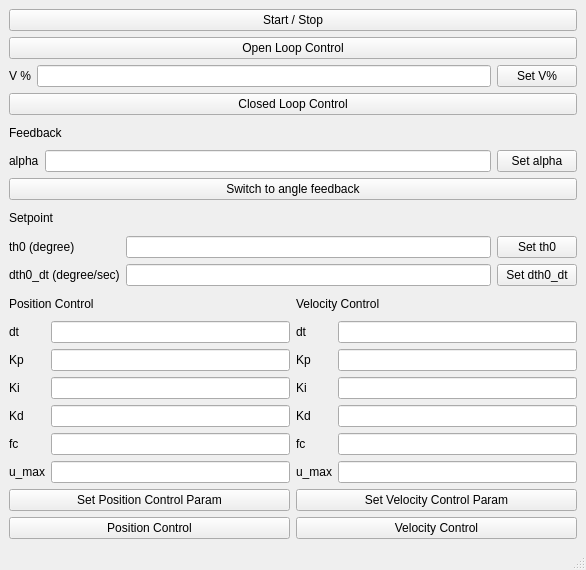
abhinayh56/Motor-control, file py_interface/gui/py_gui.ui: the form before one commit.
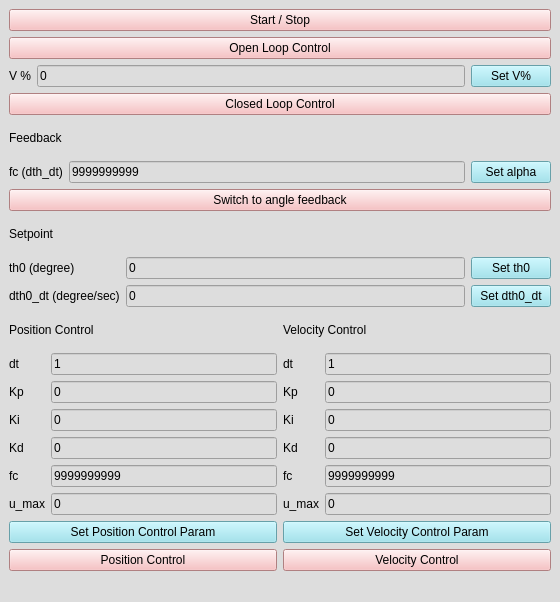
The form after the commit. Icons and pictures are not drawn.

What changed in the file:
```diff
--- a/py_interface/gui/py_gui.ui
+++ b/py_interface/gui/py_gui.ui
@@ -6,12 +6,26 @@
    <rect>
     <x>0</x>
     <y>0</y>
-    <width>586</width>
-    <height>570</height>
+    <width>560</width>
+    <height>602</height>
    </rect>
   </property>
+  <property name="sizePolicy">
+   <sizepolicy hsizetype="Preferred" vsizetype="Preferred">
+    <horstretch>0</horstretch>
+    <verstretch>0</verstretch>
+   </sizepolicy>
+  </property>
   <property name="windowTitle">
-   <string>MainWindow</string>
+   <string>Motor Control GUI</string>
+  </property>
+  <property name="windowIcon">
+   <iconset>
+    <normaloff>icon.png</normaloff>icon.png</iconset>
+  </property>
+  <property name="styleSheet">
+   <string notr="true">background-color: rgb(236, 236, 236);
+background-color: rgb(221, 221, 221);</string>
   </property>
   <widget class="QWidget" name="centralwidget">
    <layout class="QGridLayout" name="gridLayout_8">
@@ -19,6 +33,9 @@
      <layout class="QGridLayout" name="gridLayout_7">
       <item row="0" column="0">
        <widget class="QPushButton" name="push_button_start_stop">
+        <property name="styleSheet">
+         <string notr="true">background-color: rgb(247, 179, 181);</string>
+        </property>
         <property name="text">
          <string>Start / Stop</string>
         </property>
@@ -26,6 +43,9 @@
       </item>
       <item row="1" column="0">
        <widget class="QPushButton" name="push_button_open_loop">
+        <property name="styleSheet">
+         <string notr="true">background-color: rgb(247, 179, 181);</string>
+        </property>
         <property name="text">
          <string>Open Loop Control</string>
         </property>
@@ -41,10 +61,17 @@
          </widget>
         </item>
         <item row="0" column="1">
-         <widget class="QLineEdit" name="line_edit_v_percent"/>
+         <widget class="QLineEdit" name="line_edit_v_percent">
+          <property name="text">
+           <string>0</string>
+          </property>
+         </widget>
         </item>
         <item row="0" column="2">
          <widget class="QPushButton" name="push_button_set_v_percent">
+          <property name="styleSheet">
+           <string notr="true">background-color: rgb(144, 224, 237);</string>
+          </property>
           <property name="text">
            <string>Set V%</string>
           </property>
@@ -54,6 +81,9 @@
       </item>
       <item row="3" column="0">
        <widget class="QPushButton" name="push_button_closed_loop">
+        <property name="styleSheet">
+         <string notr="true">background-color: rgb(247, 179, 181);</string>
+        </property>
         <property name="text">
          <string>Closed Loop Control</string>
         </property>
@@ -71,15 +101,22 @@
         <item row="0" column="0">
          <widget class="QLabel" name="label_3">
           <property name="text">
-           <string>alpha</string>
+           <string>fc (dth_dt)</string>
           </property>
          </widget>
         </item>
         <item row="0" column="1">
-         <widget class="QLineEdit" name="line_edit_alpha"/>
+         <widget class="QLineEdit" name="line_edit_alpha">
+          <property name="text">
+           <string>9999999999</string>
+          </property>
+         </widget>
         </item>
         <item row="0" column="2">
          <widget class="QPushButton" name="push_button_set_alpha">
+          <property name="styleSheet">
+           <string notr="true">background-color: rgb(144, 224, 237);</string>
+          </property>
           <property name="text">
            <string>Set alpha</string>
           </property>
@@ -89,6 +126,9 @@
       </item>
       <item row="6" column="0">
        <widget class="QPushButton" name="push_button_angle_feedback">
+        <property name="styleSheet">
+         <string notr="true">background-color: rgb(247, 179, 181);</string>
+        </property>
         <property name="text">
          <string>Switch to angle feedback</string>
         </property>
@@ -111,10 +151,17 @@
          </widget>
         </item>
         <item row="0" column="1">
-         <widget class="QLineEdit" name="line_edit_th0"/>
+         <widget class="QLineEdit" name="line_edit_th0">
+          <property name="text">
+           <string>0</string>
+          </property>
+         </widget>
         </item>
         <item row="0" column="2">
          <widget class="QPushButton" name="push_button_set_th0">
+          <property name="styleSheet">
+           <string notr="true">background-color: rgb(144, 224, 237);</string>
+          </property>
           <property name="text">
            <string>Set th0</string>
           </property>
@@ -128,10 +175,17 @@
          </widget>
         </item>
         <item row="1" column="1">
-         <widget class="QLineEdit" name="line_edit_dth0_dt"/>
+         <widget class="QLineEdit" name="line_edit_dth0_dt">
+          <property name="text">
+           <string>0</string>
+          </property>
+         </widget>
         </item>
         <item row="1" column="2">
          <widget class="QPushButton" name="push_button_set_dth0_dt">
+          <property name="styleSheet">
+           <string notr="true">background-color: rgb(144, 224, 237);</string>
+          </property>
           <property name="text">
            <string>Set dth0_dt</string>
           </property>
@@ -167,7 +221,11 @@
          </widget>
         </item>
         <item row="0" column="1">
-         <widget class="QLineEdit" name="line_edit_pid_position_dt"/>
+         <widget class="QLineEdit" name="line_edit_pid_position_dt">
+          <property name="text">
+           <string>1</string>
+          </property>
+         </widget>
         </item>
         <item row="0" column="2">
          <widget class="QLabel" name="label_13">
@@ -177,7 +235,11 @@
          </widget>
         </item>
         <item row="0" column="3">
-         <widget class="QLineEdit" name="line_edit_pid_velocity_dt"/>
+         <widget class="QLineEdit" name="line_edit_pid_velocity_dt">
+          <property name="text">
+           <string>1</string>
+          </property>
+         </widget>
         </item>
         <item row="1" column="0">
          <widget class="QLabel" name="label_8">
@@ -187,7 +249,11 @@
          </widget>
         </item>
         <item row="1" column="1">
-         <widget class="QLineEdit" name="line_edit_pid_position_kp"/>
+         <widget class="QLineEdit" name="line_edit_pid_position_kp">
+          <property name="text">
+           <string>0</string>
+          </property>
+         </widget>
         </item>
         <item row="1" column="2">
          <widget class="QLabel" name="label_14">
@@ -197,7 +263,11 @@
          </widget>
         </item>
         <item row="1" column="3">
-         <widget class="QLineEdit" name="line_edit_pid_velocity_kp"/>
+         <widget class="QLineEdit" name="line_edit_pid_velocity_kp">
+          <property name="text">
+           <string>0</string>
+          </property>
+         </widget>
         </item>
         <item row="2" column="0">
          <widget class="QLabel" name="label_9">
@@ -207,7 +277,11 @@
          </widget>
         </item>
         <item row="2" column="1">
-         <widget class="QLineEdit" name="line_edit_pid_position_ki"/>
+         <widget class="QLineEdit" name="line_edit_pid_position_ki">
+          <property name="text">
+           <string>0</string>
+          </property>
+         </widget>
         </item>
         <item row="2" column="2">
          <widget class="QLabel" name="label_15">
@@ -217,7 +291,11 @@
          </widget>
         </item>
         <item row="2" column="3">
-         <widget class="QLineEdit" name="line_edit_pid_velocity_ki"/>
+         <widget class="QLineEdit" name="line_edit_pid_velocity_ki">
+          <property name="text">
+           <string>0</string>
+          </property>
+         </widget>
         </item>
         <item row="3" column="0">
          <widget class="QLabel" name="label_10">
@@ -227,7 +305,11 @@
          </widget>
         </item>
         <item row="3" column="1">
-         <widget class="QLineEdit" name="line_edit_pid_position_kd"/>
+         <widget class="QLineEdit" name="line_edit_pid_position_kd">
+          <property name="text">
+           <string>0</string>
+          </property>
+         </widget>
         </item>
         <item row="3" column="2">
          <widget class="QLabel" name="label_16">
@@ -237,7 +319,11 @@
          </widget>
         </item>
         <item row="3" column="3">
-         <widget class="QLineEdit" name="line_edit_pid_velocity_kd"/>
+         <widget class="QLineEdit" name="line_edit_pid_velocity_kd">
+          <property name="text">
+           <string>0</string>
+          </property>
+         </widget>
         </item>
         <item row="4" column="0">
          <widget class="QLabel" name="label_11">
@@ -247,7 +333,11 @@
          </widget>
         </item>
         <item row="4" column="1">
-         <widget class="QLineEdit" name="line_edit_pid_position_fc"/>
+         <widget class="QLineEdit" name="line_edit_pid_position_fc">
+          <property name="text">
+           <string>9999999999</string>
+          </property>
+         </widget>
         </item>
         <item row="4" column="2">
          <widget class="QLabel" name="label_17">
@@ -257,7 +347,11 @@
          </widget>
         </item>
         <item row="4" column="3">
-         <widget class="QLineEdit" name="line_edit_pid_velocity_fc"/>
+         <widget class="QLineEdit" name="line_edit_pid_velocity_fc">
+          <property name="text">
+           <string>9999999999</string>
+          </property>
+         </widget>
         </item>
         <item row="5" column="0">
          <widget class="QLabel" name="label_12">
@@ -267,7 +361,11 @@
          </widget>
         </item>
         <item row="5" column="1">
-         <widget class="QLineEdit" name="line_edit_pid_position_u_max"/>
+         <widget class="QLineEdit" name="line_edit_pid_position_u_max">
+          <property name="text">
+           <string>0</string>
+          </property>
+         </widget>
         </item>
         <item row="5" column="2">
          <widget class="QLabel" name="label_18">
@@ -277,7 +375,11 @@
          </widget>
         </item>
         <item row="5" column="3">
-         <widget class="QLineEdit" name="line_edit_pid_velocity_u_max"/>
+         <widget class="QLineEdit" name="line_edit_pid_velocity_u_max">
+          <property name="text">
+           <string>0</string>
+          </property>
+         </widget>
         </item>
        </layout>
       </item>
@@ -285,6 +387,9 @@
        <layout class="QGridLayout" name="gridLayout_6">
         <item row="0" column="0">
          <widget class="QPushButton" name="push_button_set_position_pid_param">
+          <property name="styleSheet">
+           <string notr="true">background-color: rgb(144, 224, 237);</string>
+          </property>
           <property name="text">
            <string>Set Position Control Param</string>
           </property>
@@ -292,6 +397,9 @@
         </item>
         <item row="0" column="1">
          <widget class="QPushButton" name="push_button_set_velocity_pid_param">
+          <property name="styleSheet">
+           <string notr="true">background-color: rgb(144, 224, 237);</string>
+          </property>
           <property name="text">
            <string>Set Velocity Control Param</string>
           </property>
@@ -299,6 +407,9 @@
         </item>
         <item row="1" column="0">
          <widget class="QPushButton" name="push_button_position_control">
+          <property name="styleSheet">
+           <string notr="true">background-color: rgb(247, 179, 181);</string>
+          </property>
           <property name="text">
            <string>Position Control</string>
           </property>
@@ -306,6 +417,9 @@
         </item>
         <item row="1" column="1">
          <widget class="QPushButton" name="push_button_velocity_control">
+          <property name="styleSheet">
+           <string notr="true">background-color: rgb(247, 179, 181);</string>
+          </property>
           <property name="text">
            <string>Velocity Control</string>
           </property>
```
Left out of the diff: 2 changed lines with no effect on the pictures.
